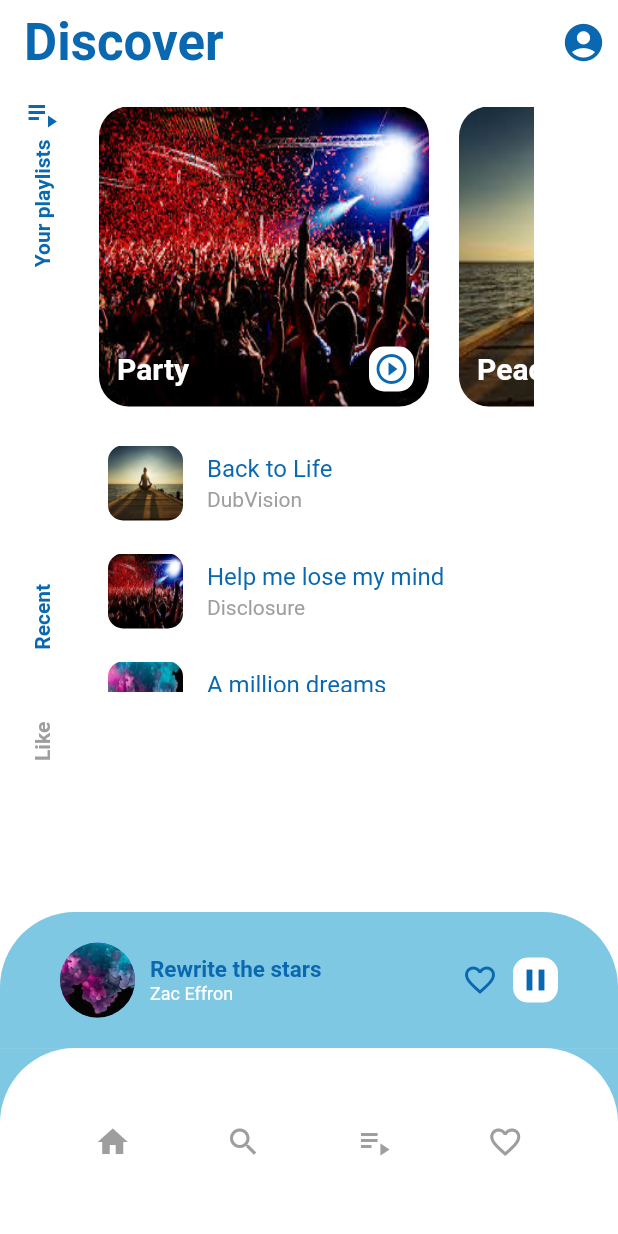
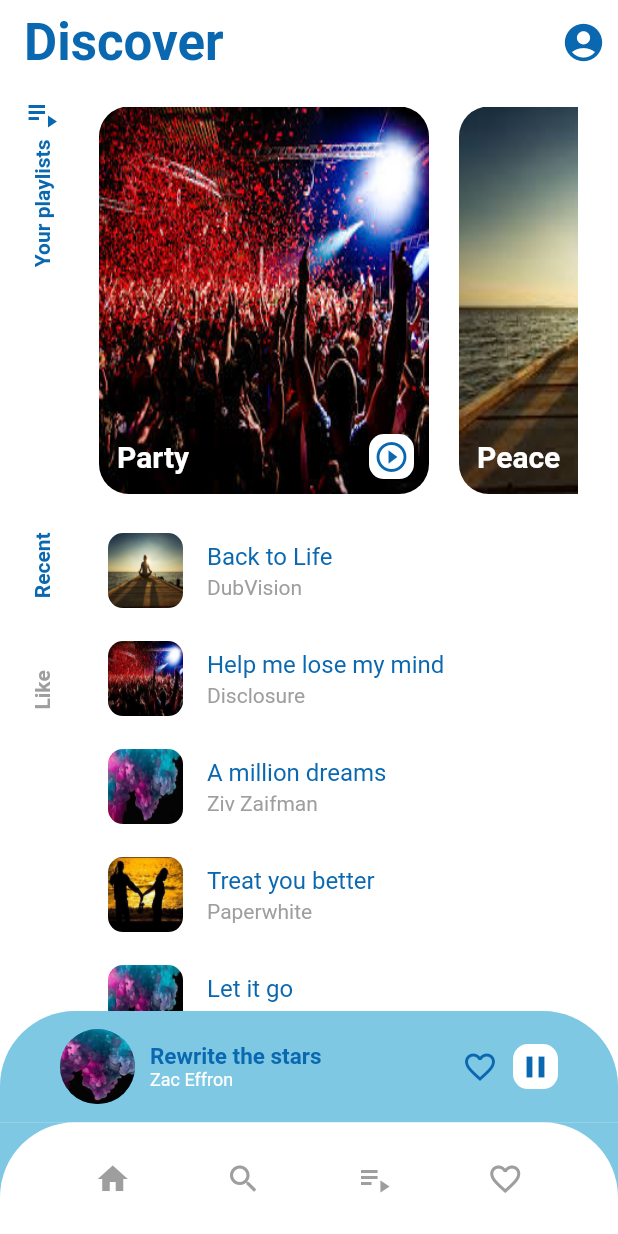
Before and after one commit to agharshit08/Flutter-UI-Music-App, a Flutter app: the screen it shows after launch, on a phone screen of 412 x 824 dp. Run offline on Flutter 3.47's test engine with Material 2 defaults, Android fonts, the phone set to English and light mode, and no system bars; our stand-ins replace google_fonts; Roboto replaces fonts that are missing (Sarala).

Commit message:
minor improvements

```diff
--- a/lib/models/song.dart
+++ b/lib/models/song.dart
@@ -32,4 +32,28 @@ List<Song> songs = [
     image: "assets/images/love.jpg",
     artist: 'Paperwhite'
   ),
+  Song(
+    id: 5,
+    songName: 'Let it go',
+    image: "assets/images/colors.jpg",
+    artist: 'Demi'
+  ),
+  Song(
+    id: 6,
+    songName: 'Found you',
+    image: "assets/images/relax.jpg",
+    artist: 'Austin'
+  ),
+  Song(
+    id: 7,
+    songName: 'Shallow',
+    image: "assets/images/color.jpg",
+    artist: 'Lady Gaga'
+  ),
+  Song(
+    id: 8,
+    songName: 'Photograph',
+    image: "assets/images/party.jpg",
+    artist: 'Peter'
+  ),
 ];
--- a/lib/screens/home_screen.dart
+++ b/lib/screens/home_screen.dart
@@ -40,10 +40,10 @@ class _HomeScreenState extends State<HomeScreen> {
       body: Column(
         children: [
           Container(
-            height: 0.67 * size.height,
+            height: 0.75 * size.height,
             child: Row(
               crossAxisAlignment: CrossAxisAlignment.start,
-              children: [_buildNavigationRail(), _buildPlaylistAndSongs()],
+              children: [_buildNavigationRail(), _buildPlaylistAndSongs(size)],
             ),
           ),
           _buildCurrentPlayingSong(size),
@@ -59,7 +59,7 @@ class _HomeScreenState extends State<HomeScreen> {
         Navigator.pushNamed(context, '/song');
       },
       child: Container(
-        height: 0.11 * (size.height),
+        height: 0.09 * (size.height),
         padding: EdgeInsets.symmetric(horizontal: 40.0),
         decoration: BoxDecoration(
           borderRadius: BorderRadius.only(
@@ -115,25 +115,25 @@ class _HomeScreenState extends State<HomeScreen> {
     );
   }
 
-  Column _buildPlaylistAndSongs() {
+  Column _buildPlaylistAndSongs(Size size) {
     return Column(
       children: <Widget>[
         Container(
-          height: 230.0,
-          width: 300.0,
+          height: 0.35*size.height,
+          width: size.width*0.8,
           // color: Colors.purple,
           child: ListView.builder(
             scrollDirection: Axis.horizontal,
             itemCount: playlists.length,
             itemBuilder: (context, index) => _buildPlaylistItem(
               image: playlists[index].image,
-              title: playlists[index].playlistName,
+              title: playlists[index].playlistName
             ),
           ),
         ),
         Container(
-          height: 175,
-          width: 300,
+          height: 0.40*size.height,
+          width: size.width*0.8,
           child: ListView.builder(
             itemCount: songs.length,
             itemBuilder: (context, index) => _buildSonglistItem(
@@ -156,7 +156,7 @@ class _HomeScreenState extends State<HomeScreen> {
           _selectedIndex = index;
         });
       },
-      groupAlignment: 0.4,
+      groupAlignment: -0.1,
       labelType: NavigationRailLabelType.all,
       leading: Column(
         children: [
```
Also changed, not shown: lib/screens/song_screen.dart (+10 -7 lines).
